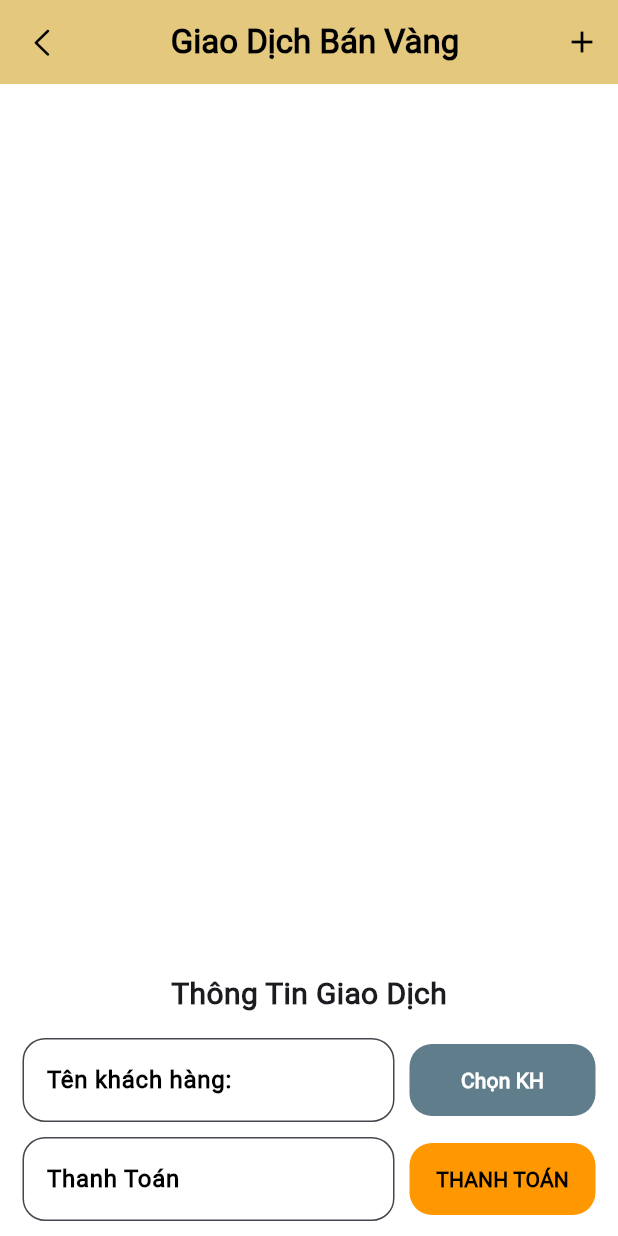
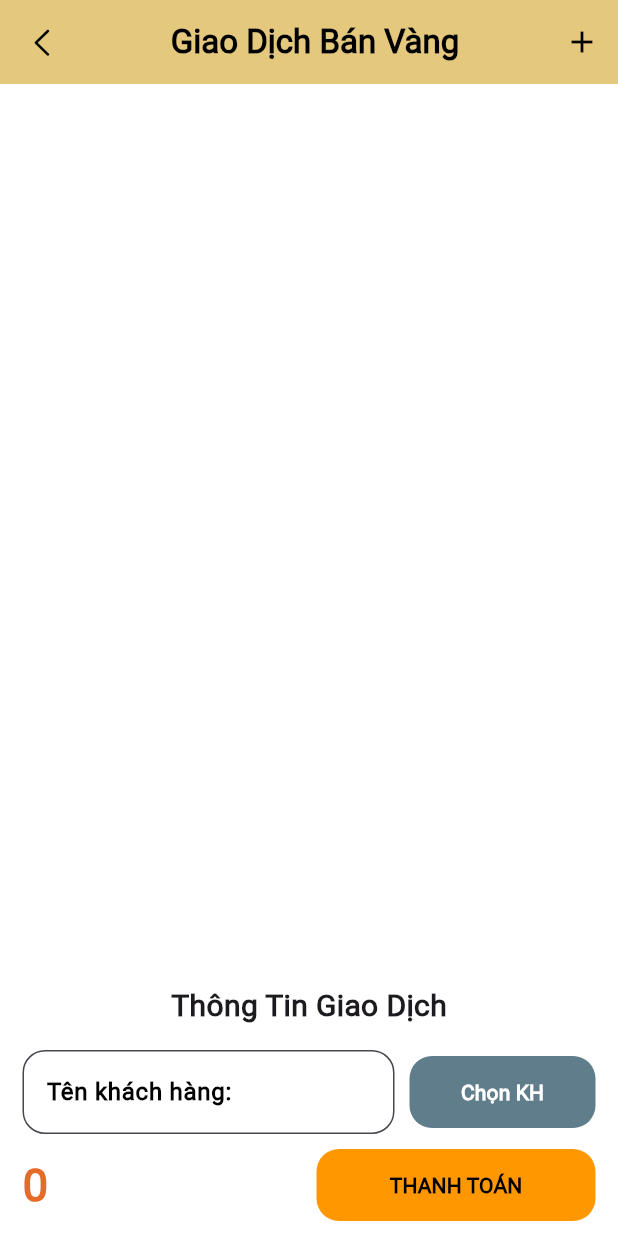
Before and after one commit to GiaBao0510/QLTV_DD, a Flutter app: the BanVangPlus screen opened directly, on a phone screen of 412 x 824 dp. Run offline on Flutter 3.47's test engine with Material 3 defaults, Android fonts, the light colour scheme and no system bars; our stand-ins replace fl_chart, google_fonts, lottie, pdf, permission_handler, printing and 2 more; missing offline and left inert: excel, flutter_barcode_scanner, number_to_vietnamese_words, session_manager; accounts and stored records are empty; network calls fail.

Commit message:
Ban Vang Plus

```diff
--- a/app_qltv/lib/FrontEnd/ui/GiaoDich/GiaoDichBanVangPlus.dart
+++ b/app_qltv/lib/FrontEnd/ui/GiaoDich/GiaoDichBanVangPlus.dart
@@ -33,6 +33,7 @@ class _BanVangPlusState extends State<BanVangPlus> {
   int _pageSize = 10;
   int _totalKhachhang = 0;
   int _totalRows = 0;
+  double _totalThanhToan = 0;
 
   final TextEditingController _tongtien = TextEditingController(),
       _tienbot = TextEditingController(),
@@ -49,6 +50,7 @@ class _BanVangPlusState extends State<BanVangPlus> {
     _thongTinHangHoaFuture.then((thongtin) {
       setState(() {
         _hangHoaList.add(thongtin);
+        _totalThanhToan = _totalThanhToan + thongtin.THANH_TIEN!;
       });
     });
   }
@@ -380,28 +382,12 @@ class _BanVangPlusState extends State<BanVangPlus> {
           Row(
             children: [
               Expanded(
-                flex: 2,
-                child: TextFormField(
-                  readOnly: true,
-                  controller: _thanhtoan,
-                  decoration: const InputDecoration(
-                    labelText: 'Thanh Toán',
-                    labelStyle: TextStyle(
-                        color: Colors.black, fontWeight: FontWeight.bold),
-                    filled: true,
-                    fillColor: Colors.white,
-                    border: OutlineInputBorder(
-                      borderSide: BorderSide(color: Colors.white, width: 15.0),
-                      borderRadius: BorderRadius.all(Radius.circular(15.0)),
-                    ),
-                  ),
-                  textInputAction: TextInputAction.next,
-                  keyboardType: TextInputType.number,
-                  onSaved: (value) {
-                    // _ThongTinhThucHienBanVang =
-                    //     _ThongTinhThucHienBanVang.copyWith(
-                    //         TONG_TIEN: double.tryParse(value ?? '') ?? 0.0);
-                  },
+                child: Text(
+                  formatCurrencyDouble(_totalThanhToan),
+                  style: const TextStyle(
+                      fontSize: 30,
+                      fontWeight: FontWeight.w900,
+                      color: Color.fromARGB(255, 231, 107, 40)),
                 ),
               ),
               const SizedBox(
```
